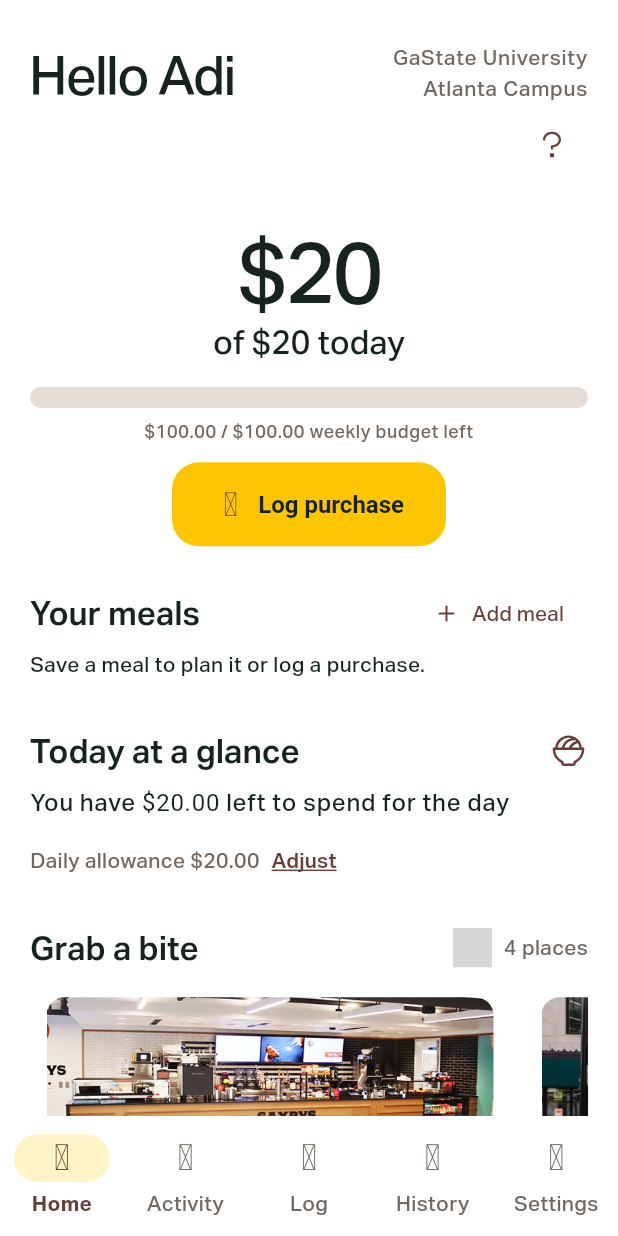
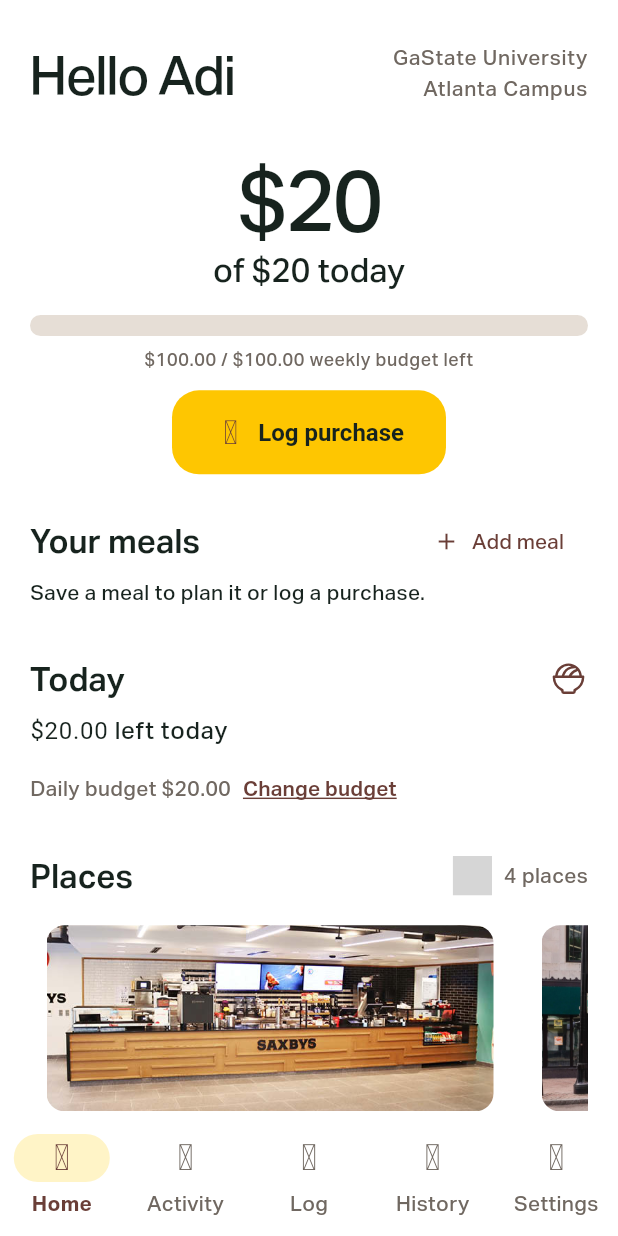
Before and after one commit to aditauqir/project-one-budgetBites, a Flutter app: the screen it shows after launch, on a phone screen of 412 x 824 dp. Run offline on Flutter 3.47's test engine with Material 3 defaults, Android fonts, the phone set to English and light mode, and no system bars; our stand-ins replace flutter_svg, shared_preferences, sqflite; accounts and stored records are empty; grey boxes are pictures that could not be loaded.

Commit message:
cleaned up home text and removed the extra weekly box and help button

```diff
--- a/lib/main.dart
+++ b/lib/main.dart
@@ -211,9 +211,10 @@ class _AppShellState extends State<AppShell> {
     });
   }
 
-  void _openActivity() {
+  // hey willow, this budget shortcut goes to Settings, not the meal plans.
+  void _openSettings() {
     setState(() {
-      _selectedIndex = 1;
+      _selectedIndex = 4;
       _menuStore = null;
     });
   }
@@ -258,7 +259,7 @@ class _AppShellState extends State<AppShell> {
                 controller: widget.controller,
                 onOpenMenu: _openMenu,
                 onOpenLog: _openLog,
-                onOpenActivity: _openActivity,
+                onOpenSettings: _openSettings,
               ),
               ActivityScreen(controller: widget.controller),
               LogScreen(
--- a/lib/screens/home_screen.dart
+++ b/lib/screens/home_screen.dart
@@ -1,7 +1,5 @@
 import 'package:flutter/foundation.dart';
 import 'package:flutter/material.dart';
-
-import '../widgets/page_help.dart';
 
 import 'package:flutter_svg/flutter_svg.dart';
 import 'package:url_launcher/url_launcher.dart';
@@ -24,13 +22,13 @@ class HomeScreen extends StatelessWidget {
     required this.controller,
     required this.onOpenMenu,
     required this.onOpenLog,
-    required this.onOpenActivity,
+    required this.onOpenSettings,
   });
 
   final AppController controller;
   final ValueChanged<String> onOpenMenu;
   final VoidCallback onOpenLog;
-  final VoidCallback onOpenActivity;
+  final VoidCallback onOpenSettings;
 
   @override
   Widget build(BuildContext context) {
@@ -95,13 +93,6 @@ class HomeScreen extends StatelessWidget {
               ),
             ),
           ],
-        ),
-        const Align(
-          alignment: Alignment.centerRight,
-          child: PageHelp(
-            title: 'Home',
-            message: 'The big number is what you have left today. Weekly money is under the bar. Tap a saved meal to plan it, or Log purchase if you already bought something.',
-          ),
         ),
         const SizedBox(height: 30),
         Text(
@@ -199,7 +190,7 @@ class HomeScreen extends StatelessWidget {
           children: [
             Expanded(
               child: Text(
-                'Today at a glance',
+                'Today',
                 style: Theme.of(context).textTheme.titleLarge
                     ?.copyWith(fontWeight: appHeadingWeight, color: appInk),
               ),
@@ -217,14 +208,15 @@ class HomeScreen extends StatelessWidget {
           ],
         ),
         const SizedBox(height: 10),
+        // weekly balance is already up top, keep this part about today.
         _DailyGlance(
           remaining: controller.remainingTodayCents,
           allowance: controller.settings.dailyBudgetCents,
-          onAdjust: onOpenActivity,
+          onAdjust: onOpenSettings,
         ),
         const SizedBox(height: 20),
         SectionHeading(
-          'Grab a bite',
+          'Places',
           fontWeight: appHeadingWeight,
           trailing: Row(
             mainAxisSize: MainAxisSize.min,
@@ -410,8 +402,8 @@ class HomeScreen extends StatelessWidget {
                                     : isBrickstone
                                     ? 'Pizza · pasta · sandwiches'
                                     : items.isEmpty
-                                    ? 'Tap to open saved menu'
-                                    : '${items.length} saved items · tap to open',
+                                    ? 'View menu'
+                                    : '${items.length} saved meals',
                                 maxLines: 1,
                                 overflow: TextOverflow.ellipsis,
                                 style: const TextStyle(
@@ -519,33 +511,6 @@ class HomeScreen extends StatelessWidget {
               },
             ),
           ),
-        const SizedBox(height: 20),
-        SectionHeading('Your week'),
-        const SizedBox(height: 8),
-        AppCard(
-          child: Column(
-            crossAxisAlignment: CrossAxisAlignment.start,
-            children: [
-              Text(
-                'Suggested for today: ${formatMoney(controller.suggestedDailyBudgetCents)}',
-                style: const TextStyle(
-                  fontWeight: appEmphasisWeight,
-                  color: appInk,
-                ),
-              ),
-              const SizedBox(height: 4),
-              Text(
-                'Simple plan based on what is left in the weekly budget. ${controller.suggestionExplanation}.',
-                style: const TextStyle(color: appMuted),
-              ),
-              const SizedBox(height: 8),
-              Text(
-                '${controller.confirmedPurchases.length} confirmed purchases recorded',
-                style: const TextStyle(fontSize: 12, color: appMuted),
-              ),
-            ],
-          ),
-        ),
       ],
     );
   }
@@ -721,7 +686,7 @@ class _DailyGlance extends StatelessWidget {
           child: Text.rich(
             TextSpan(
               children: [
-                TextSpan(text: isOver ? 'You are ' : 'You have '),
+                // just the amount and what it means, no long sentence.
                 TextSpan(
                   text: amount,
                   style: TextStyle(
@@ -729,11 +694,7 @@ class _DailyGlance extends StatelessWidget {
                     fontWeight: FontWeight.w400,
                   ),
                 ),
-                TextSpan(
-                  text: isOver
-                      ? ' over today’s allowance'
-                      : ' left to spend for the day',
-                ),
+                TextSpan(text: isOver ? ' over today’s budget' : ' left today'),
               ],
             ),
             style: Theme.of(context).textTheme.bodyLarge
@@ -750,7 +711,7 @@ class _DailyGlance extends StatelessWidget {
             spacing: 2,
             children: [
               Text(
-                'Daily allowance ${formatMoney(allowance)}',
+                'Daily budget ${formatMoney(allowance)}',
                 style: Theme.of(context).textTheme.bodyMedium
                     ?.copyWith(color: colors.onSurfaceVariant),
               ),
@@ -763,7 +724,7 @@ class _DailyGlance extends StatelessWidget {
                   tapTargetSize: MaterialTapTargetSize.shrinkWrap,
                 ),
                 child: Text(
-                  'Adjust',
+                  'Change budget',
                   style: const TextStyle(
                     decoration: TextDecoration.underline,
                     decorationColor: _homeIconColor,
```
